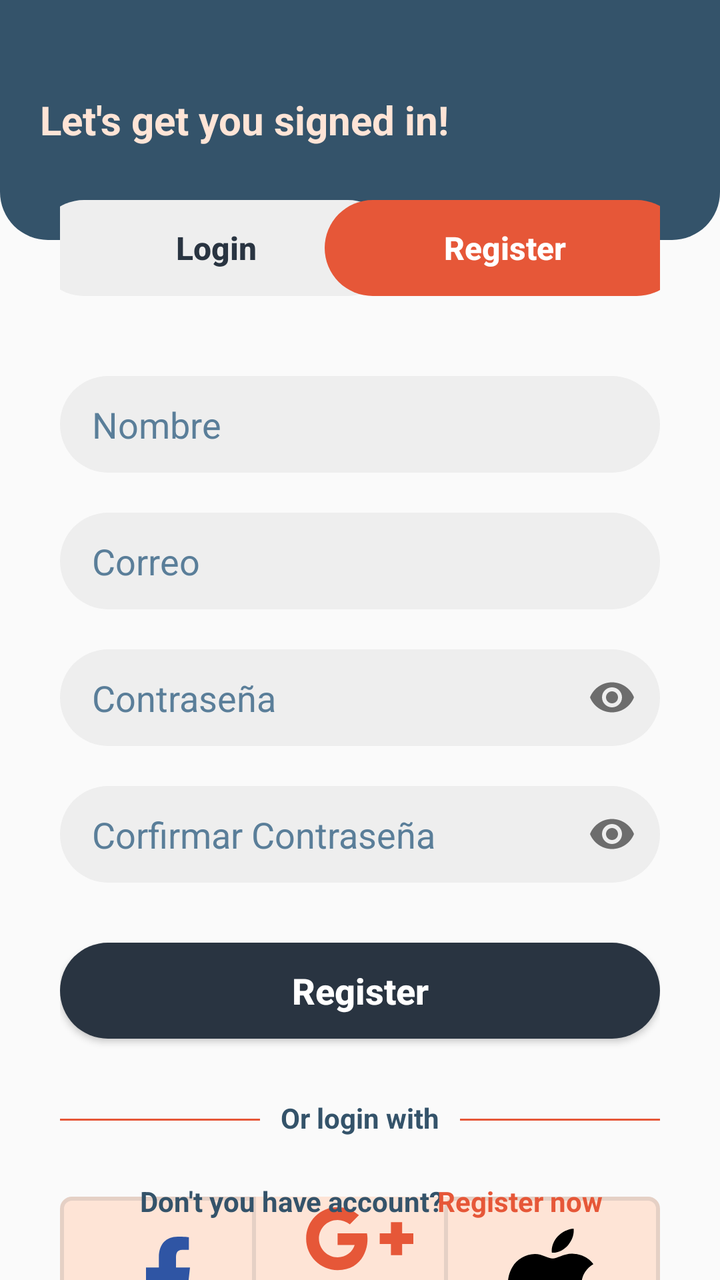
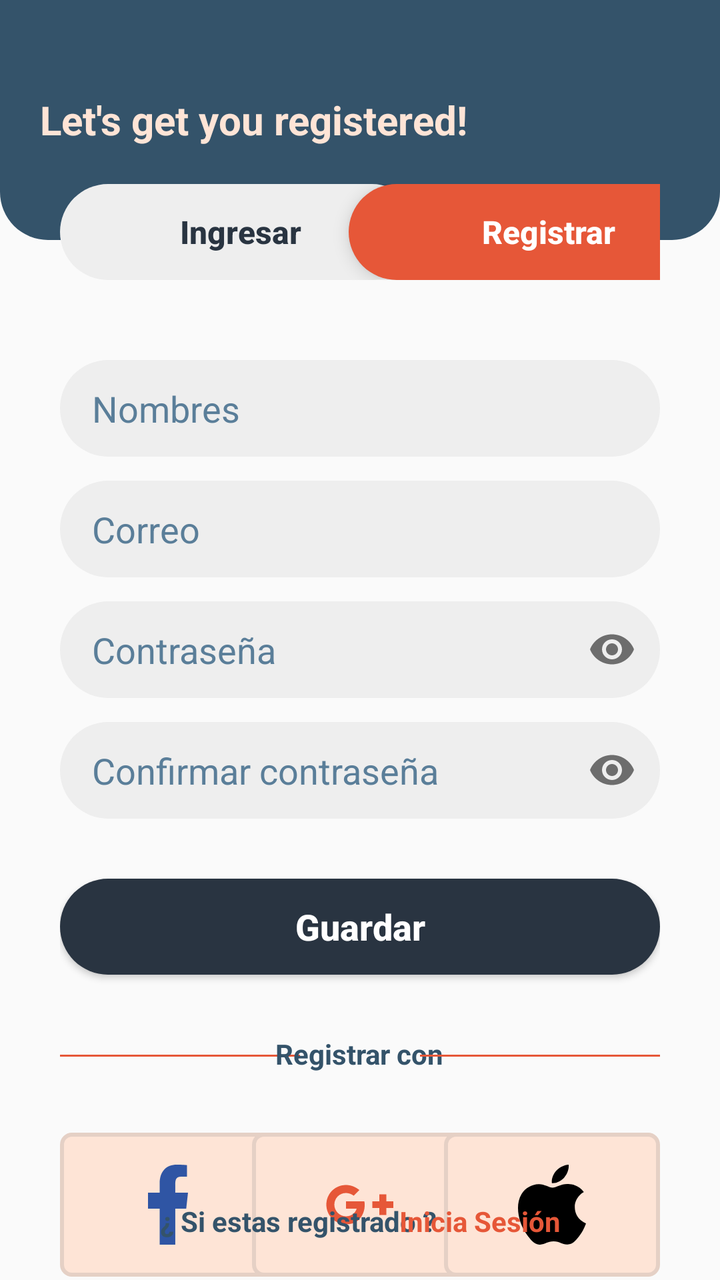

Two renders of the same Android screen: before a commit and after it. Below are the layout's source before the change and the commit's diff.
<!-- AndroidManifest.xml: application theme Theme.ApkCavoshCafe -->
<!-- res/layout/fragment_registrar.xml -->
<?xml version="1.0" encoding="utf-8"?>
<FrameLayout xmlns:android="http://schemas.android.com/apk/res/android"
    xmlns:app="http://schemas.android.com/apk/res-auto"
    xmlns:tools="http://schemas.android.com/tools"
    android:layout_width="match_parent"
    android:layout_height="match_parent"
    tools:context=".ui.Login">

    
    <FrameLayout
        android:layout_width="match_parent"
        android:layout_height="120dp"
        android:background="@drawable/sh_bg_header_police_blue">

        <TextView
            android:layout_width="wrap_content"
            android:layout_height="wrap_content"
            android:layout_gravity="center|start"
            android:layout_marginStart="20dp"
            android:text="Let's get you signed in!"
            android:textColor="@color/flesh"
            android:textSize="20sp"
            android:textStyle="bold" />

    </FrameLayout>


    <LinearLayout
        android:layout_width="match_parent"
        android:layout_height="match_parent"
        android:layout_marginHorizontal="30dp"
        android:layout_marginTop="100dp"
        android:orientation="vertical">

        <LinearLayout
            style="?android:attr/buttonBarStyle"
            android:layout_width="match_parent"
            android:layout_height="wrap_content"
            android:gravity="center"
            android:orientation="horizontal">

            <Button
                android:id="@+id/btnLogin"
                style="?android:attr/buttonBarButtonStyle"
                android:layout_width="180dp"
                android:layout_height="wrap_content"
                android:background="@drawable/sh_bg_btn_bright_gray"
                android:text="@string/login"
                android:textAllCaps="false"
                android:textColor="@color/gunmetal"
                android:textSize="16sp"
                android:textStyle="bold" />

            <Button
                android:id="@+id/btnRegistrar"
                style="?android:attr/buttonBarButtonStyle"
                android:layout_width="180dp"
                android:layout_height="wrap_content"
                android:layout_marginStart="-36dp"
                android:background="@drawable/sh_bg_btn_carmine_pink"
                android:text="@string/register"
                android:textAllCaps="false"
                android:textColor="@color/white"
                android:textSize="16sp"
                android:textStyle="bold" />
        </LinearLayout>

        <com.google.android.material.textfield.TextInputLayout
            android:id="@+id/tilNombre"
            android:layout_width="match_parent"
            android:layout_height="wrap_content"
            android:layout_marginTop="40dp"
            app:hintEnabled="false">

            <com.google.android.material.textfield.TextInputEditText
                android:layout_width="match_parent"
                android:layout_height="wrap_content"
                android:background="@drawable/se_bg_edt_police_blue"
                android:hint="@string/nombre"
                android:inputType="textPersonName"
                android:maxLength="35"
                android:paddingHorizontal="16dp"
                android:paddingVertical="12dp"
                android:textColorHint="@color/steel_teal" />
        </com.google.android.material.textfield.TextInputLayout>

        <com.google.android.material.textfield.TextInputLayout
            android:id="@+id/tilCorreo"
            android:layout_width="match_parent"
            android:layout_height="wrap_content"
            android:layout_marginTop="20dp"
            app:hintEnabled="false">

            <com.google.android.material.textfield.TextInputEditText
                android:layout_width="match_parent"
                android:layout_height="wrap_content"
                android:background="@drawable/se_bg_edt_police_blue"
                android:hint="@string/correo"
                android:inputType="textEmailAddress"
                android:maxLength="40"
                android:paddingHorizontal="16dp"
                android:paddingVertical="12dp"
                android:textColorHint="@color/steel_teal" />
        </com.google.android.material.textfield.TextInputLayout>


        <com.google.android.material.textfield.TextInputLayout
            android:id="@+id/tilPassword"
            android:layout_width="match_parent"
            android:layout_height="wrap_content"
            android:layout_marginTop="20dp"
            app:endIconMode="password_toggle"
            app:hintEnabled="false">

            <com.google.android.material.textfield.TextInputEditText
                android:layout_width="match_parent"
                android:layout_height="wrap_content"
                android:background="@drawable/se_bg_edt_police_blue"
                android:hint="@string/contrase_a"
                android:inputType="textPassword"
                android:paddingHorizontal="16dp"
                android:paddingVertical="12dp"
                android:textColorHint="@color/steel_teal" />
        </com.google.android.material.textfield.TextInputLayout>

        <com.google.android.material.textfield.TextInputLayout
            android:id="@+id/confirmPassword"
            android:layout_width="match_parent"
            android:layout_height="wrap_content"
            android:layout_marginTop="20dp"
            app:endIconMode="password_toggle"
            app:hintEnabled="false">

            <com.google.android.material.textfield.TextInputEditText
                android:layout_width="match_parent"
                android:layout_height="wrap_content"
                android:background="@drawable/se_bg_edt_police_blue"
                android:hint="@string/corfirmar_contrasena"
                android:inputType="textPassword"
                android:paddingHorizontal="16dp"
                android:paddingVertical="12dp"
                android:textColorHint="@color/steel_teal" />
        </com.google.android.material.textfield.TextInputLayout>



        <Button
            android:id="@+id/btnGuardar"
            android:layout_width="match_parent"
            android:layout_height="wrap_content"
            android:layout_gravity="bottom|center"
            android:layout_marginTop="30dp"
            android:background="@drawable/sh_bg_btn_gunmetal"
            android:text="@string/register"
            android:textAllCaps="false"
            android:textColor="@color/white"
            android:textSize="18sp"
            android:textStyle="bold" />

        <FrameLayout
            android:layout_width="match_parent"
            android:layout_height="wrap_content"
            android:layout_marginTop="30dp"
            android:orientation="horizontal">

            <View
                android:layout_width="100dp"
                android:layout_height="1dp"
                android:layout_marginTop="10dp"
                android:background="@color/carmine_pink" />

            <TextView
                android:layout_width="wrap_content"
                android:layout_height="wrap_content"
                android:layout_gravity="center"
                android:text="@string/or_login_with"
                android:textColor="@color/police_blue"
                android:textStyle="bold" />

            <View
                android:layout_width="100dp"
                android:layout_height="1dp"
                android:layout_gravity="end"
                android:layout_marginTop="10dp"
                android:background="@color/carmine_pink" />
        </FrameLayout>

        <FrameLayout
            android:layout_width="match_parent"
            android:layout_height="wrap_content"
            android:layout_marginTop="30dp">

            <ImageView
                android:layout_width="108dp"
                android:layout_height="84dp"
                android:background="@drawable/sh_bg_btn_flesh"
                android:contentDescription="contentDescription"
                android:padding="20dp"
                android:src="@drawable/ic_facebook" />

            <ImageView
                android:layout_width="108dp"
                android:layout_height="84dp"
                android:layout_gravity="center"
                android:background="@drawable/sh_bg_btn_flesh"
                android:contentDescription="contentDescription"
                android:padding="10dp"
                android:src="@drawable/ic_google_plus" />

            <ImageView
                android:layout_width="108dp"
                android:layout_height="84dp"
                android:layout_gravity="end"
                android:background="@drawable/sh_bg_btn_flesh"
                android:contentDescription="contentDescription"
                android:padding="16dp"
                android:src="@drawable/ic_apple" />

        </FrameLayout>

    </LinearLayout>

    <TextView
        android:layout_width="wrap_content"
        android:layout_height="wrap_content"
        android:layout_gravity="bottom"
        android:layout_marginStart="70dp"
        android:layout_marginBottom="30dp"
        android:text="Don't you have account?"
        android:textColor="@color/police_blue"
        android:textStyle="bold" />
    <TextView
        android:id="@+id/tv_register"
        android:layout_width="wrap_content"
        android:layout_height="wrap_content"
        android:layout_gravity="bottom|center"
        android:clickable="true"
        android:focusable="true"
        android:layout_marginStart="80dp"
        android:layout_marginBottom="30dp"
        android:text="Register now"
        android:textColor="@color/carmine_pink"
        android:textStyle="bold" />

</FrameLayout>
<!-- resources referenced by this layout -->
<resources>
  <color name="carmine_pink">#E65738</color>
  <color name="flesh">#FEE4D6</color>
  <color name="gunmetal">#293441</color>
  <color name="police_blue">#34536A</color>
  <color name="steel_teal">#5A7E99</color>
  <color name="white">#FFFFFFFF</color>
  <!-- drawable ic_facebook (drawable) -->
  <vector xmlns:android="http://schemas.android.com/apk/res/android"
      android:width="24dp"
      android:height="24dp"
      android:viewportWidth="20"
      android:viewportHeight="20">
  
      <path
          android:fillColor="#2f55a4"
          android:pathData="M11.821,20L11.821,11L14.554,11L15,7L11.821,7L11.821,5.052C11.821,4.022 11.848,3 13.287,3L14.745,3L14.745,0.14C14.745,0.097 13.492,0 12.226,0C9.58,0 7.923,1.657 7.923,4.7L7.923,7L5,7L5,11L7.923,11L7.923,20L11.821,20Z"
         />
  
  </vector>
  <!-- drawable ic_google_plus (drawable) -->
  <vector xmlns:android="http://schemas.android.com/apk/res/android"
      android:width="24dp"
      android:height="24dp"
      android:viewportWidth="24"
      android:viewportHeight="24">
    <path
        android:pathData="M7.8,17.9c-3.2,0 -5.9,-2.6 -5.9,-5.9s2.6,-5.9 5.9,-5.9c1.5,0 2.9,0.6 4,1.5l-1.7,1.7C9.4,8.8 8.6,8.5 7.8,8.5c-2,0 -3.5,1.6 -3.5,3.5s1.6,3.5 3.5,3.5c1.6,0 2.8,-1 3.2,-2.3H7.8V11h5.5C13.8,13.3 12.7,17.9 7.8,17.9zM19.9,13v2.1h-2.1V13h-2.1v-2h2.1V8.9h2.1V11H22v2H19.9z"
        android:fillColor="@color/carmine_pink"/>
  </vector>
  <!-- drawable sh_bg_btn_bright_gray (drawable) -->
  <?xml version="1.0" encoding="utf-8"?>
  <shape xmlns:android="http://schemas.android.com/apk/res/android">
  <corners android:radius="48dp" />
      <solid android:color="@color/bright_gray"/>
  </shape>
  <!-- drawable sh_bg_btn_carmine_pink (drawable) -->
  <?xml version="1.0" encoding="utf-8"?>
  <shape xmlns:android="http://schemas.android.com/apk/res/android">
  <corners android:radius="48dp" />
      <solid android:color="@color/carmine_pink"/>
  </shape>
  <!-- drawable sh_bg_btn_flesh (drawable) -->
  <?xml version="1.0" encoding="utf-8"?>
  <shape xmlns:android="http://schemas.android.com/apk/res/android">
  <corners android:radius="5dp" />
      <solid android:color="@color/flesh"/>
      <stroke android:width="2dp" android:color="@color/dust_storm"/>
  </shape>
  <!-- drawable sh_bg_btn_gunmetal (drawable) -->
  <?xml version="1.0" encoding="utf-8"?>
  <shape xmlns:android="http://schemas.android.com/apk/res/android">
  <corners android:radius="25dp"/>
      <solid android:color="@color/gunmetal"/>
  </shape>
  <!-- drawable sh_bg_header_police_blue (drawable) -->
  <?xml version="1.0" encoding="utf-8"?>
  <shape xmlns:android="http://schemas.android.com/apk/res/android">
  <corners android:bottomLeftRadius="24dp"
      android:bottomRightRadius="24dp"/>
      <solid android:color="@color/police_blue"/>
  </shape>
  <string name="contrase_a">Contraseña</string>
  <string name="corfirmar_contrasena">Corfirmar Contraseña</string>
  <string name="correo">Correo</string>
  <string name="login">Login</string>
  <string name="nombre">Nombre</string>
  <string name="or_login_with">Or login with</string>
  <string name="register">Register</string>
  <style name="Theme.ApkCavoshCafe" parent="Theme.MaterialComponents.DayNight.NoActionBar.Bridge">
          
          <item name="colorPrimary">@color/purple_500</item>
          <item name="colorPrimaryVariant">@color/purple_700</item>
          <item name="colorOnPrimary">@color/white</item>
          
          <item name="colorSecondary">@color/teal_200</item>
          <item name="colorSecondaryVariant">@color/teal_700</item>
          <item name="colorOnSecondary">@color/black</item>
          
          <item name="android:statusBarColor">?attr/colorPrimaryVariant</item>
          
      </style>
  <color name="bright_gray">#EEEEEE</color>
  <color name="dust_storm">#E5D0C5</color>
  <color name="purple_500">#FF6200EE</color>
  <color name="purple_700">#FF3700B3</color>
  <color name="teal_200">#FF03DAC5</color>
  <color name="teal_700">#FF018786</color>
  <color name="black">#FF000000</color>
  <!-- unchanged entries left out for length: 2 -->
</resources>

<!-- the commit's change to res/layout/fragment_registrar.xml (unified diff, before → after) -->
@@ -1,51 +1,49 @@
 <?xml version="1.0" encoding="utf-8"?>
-<FrameLayout xmlns:android="http://schemas.android.com/apk/res/android"
+<FrameLayout
+    xmlns:android="http://schemas.android.com/apk/res/android"
+    xmlns:tools="http://schemas.android.com/tools"
     xmlns:app="http://schemas.android.com/apk/res-auto"
-    xmlns:tools="http://schemas.android.com/tools"
     android:layout_width="match_parent"
     android:layout_height="match_parent"
-    tools:context=".ui.Login">
-
-    
+    tools:context=".ui.Registrar">
+
     <FrameLayout
         android:layout_width="match_parent"
         android:layout_height="120dp"
-        android:background="@drawable/sh_bg_header_police_blue">
+        android:background="@drawable/sh_bg_header_police_blue" >
 
         <TextView
             android:layout_width="wrap_content"
             android:layout_height="wrap_content"
             android:layout_gravity="center|start"
             android:layout_marginStart="20dp"
-            android:text="Let's get you signed in!"
+            android:text="Let's get you registered!"
             android:textColor="@color/flesh"
             android:textSize="20sp"
             android:textStyle="bold" />
 
     </FrameLayout>
 
-
     <LinearLayout
         android:layout_width="match_parent"
-        android:layout_height="match_parent"
+        android:layout_height="wrap_content"
         android:layout_marginHorizontal="30dp"
-        android:layout_marginTop="100dp"
-        android:orientation="vertical">
+        android:layout_marginTop="92dp"
+        android:orientation="vertical" >
 
         <LinearLayout
             style="?android:attr/buttonBarStyle"
             android:layout_width="match_parent"
             android:layout_height="wrap_content"
-            android:gravity="center"
             android:orientation="horizontal">
 
             <Button
-                android:id="@+id/btnLogin"
+                android:id="@+id/btnIngresar"
                 style="?android:attr/buttonBarButtonStyle"
                 android:layout_width="180dp"
                 android:layout_height="wrap_content"
                 android:background="@drawable/sh_bg_btn_bright_gray"
-                android:text="@string/login"
+                android:text="@string/ingresar"
                 android:textAllCaps="false"
                 android:textColor="@color/gunmetal"
                 android:textSize="16sp"
@@ -54,61 +52,64 @@
             <Button
                 android:id="@+id/btnRegistrar"
                 style="?android:attr/buttonBarButtonStyle"
-                android:layout_width="180dp"
+                android:layout_width="200dp"
                 android:layout_height="wrap_content"
                 android:layout_marginStart="-36dp"
                 android:background="@drawable/sh_bg_btn_carmine_pink"
-                android:text="@string/register"
+                android:text="@string/registrar"
                 android:textAllCaps="false"
                 android:textColor="@color/white"
                 android:textSize="16sp"
-                android:textStyle="bold" />
+                android:textStyle="bold"
+                android:translationZ="5dp"/>
+
         </LinearLayout>
 
         <com.google.android.material.textfield.TextInputLayout
-            android:id="@+id/tilNombre"
+            android:id="@+id/tilNombres"
             android:layout_width="match_parent"
             android:layout_height="wrap_content"
             android:layout_marginTop="40dp"
-            app:hintEnabled="false">
-
-            <com.google.android.material.textfield.TextInputEditText
-                android:layout_width="match_parent"
-                android:layout_height="wrap_content"
-                android:background="@drawable/se_bg_edt_police_blue"
-                android:hint="@string/nombre"
+            app:endIconMode="clear_text"
+            app:hintEnabled="false" >
+
+            <com.google.android.material.textfield.TextInputEditText
+                android:layout_width="match_parent"
+                android:layout_height="wrap_content"
+                android:background="@drawable/se_bg_edt_police_blue"
                 android:inputType="textPersonName"
-                android:maxLength="35"
-                android:paddingHorizontal="16dp"
-                android:paddingVertical="12dp"
-                android:textColorHint="@color/steel_teal" />
+                android:paddingHorizontal="16dp"
+                android:paddingVertical="12dp"
+                android:textColorHint="@color/steel_teal"
+                android:hint="Nombres" />
+
         </com.google.android.material.textfield.TextInputLayout>
 
         <com.google.android.material.textfield.TextInputLayout
             android:id="@+id/tilCorreo"
             android:layout_width="match_parent"
             android:layout_height="wrap_content"
-            android:layout_marginTop="20dp"
-            app:hintEnabled="false">
-
-            <com.google.android.material.textfield.TextInputEditText
-                android:layout_width="match_parent"
-                android:layout_height="wrap_content"
-                android:background="@drawable/se_bg_edt_police_blue"
-                android:hint="@string/correo"
+            android:layout_marginTop="12dp"
+            app:endIconMode="clear_text"
+            app:hintEnabled="false" >
+
+            <com.google.android.material.textfield.TextInputEditText
+                android:layout_width="match_parent"
+                android:layout_height="wrap_content"
+                android:background="@drawable/se_bg_edt_police_blue"
                 android:inputType="textEmailAddress"
-                android:maxLength="40"
-                android:paddingHorizontal="16dp"
-                android:paddingVertical="12dp"
-                android:textColorHint="@color/steel_teal" />
-        </com.google.android.material.textfield.TextInputLayout>
-
-
-        <com.google.android.material.textfield.TextInputLayout
-            android:id="@+id/tilPassword"
-            android:layout_width="match_parent"
-            android:layout_height="wrap_content"
-            android:layout_marginTop="20dp"
+                android:paddingHorizontal="16dp"
+                android:paddingVertical="12dp"
+                android:textColorHint="@color/steel_teal"
+                android:hint="@string/correo" />
+
+        </com.google.android.material.textfield.TextInputLayout>
+
+        <com.google.android.material.textfield.TextInputLayout
+            android:id="@+id/tilPasswordd"
+            android:layout_width="match_parent"
+            android:layout_height="wrap_content"
+            android:layout_marginTop="12dp"
             app:endIconMode="password_toggle"
             app:hintEnabled="false">
 
@@ -116,18 +117,19 @@
                 android:layout_width="match_parent"
                 android:layout_height="wrap_content"
                 android:background="@drawable/se_bg_edt_police_blue"
-                android:hint="@string/contrase_a"
                 android:inputType="textPassword"
                 android:paddingHorizontal="16dp"
                 android:paddingVertical="12dp"
-                android:textColorHint="@color/steel_teal" />
-        </com.google.android.material.textfield.TextInputLayout>
-
-        <com.google.android.material.textfield.TextInputLayout
-            android:id="@+id/confirmPassword"
-            android:layout_width="match_parent"
-            android:layout_height="wrap_content"
-            android:layout_marginTop="20dp"
+                android:textColorHint="@color/steel_teal"
+                android:hint="@string/passwordd" />
+
+        </com.google.android.material.textfield.TextInputLayout>
+
+        <com.google.android.material.textfield.TextInputLayout
+            android:id="@+id/tilPassworddConfirmar"
+            android:layout_width="match_parent"
+            android:layout_height="wrap_content"
+            android:layout_marginTop="12dp"
             app:endIconMode="password_toggle"
             app:hintEnabled="false">
 
@@ -135,14 +137,13 @@
                 android:layout_width="match_parent"
                 android:layout_height="wrap_content"
                 android:background="@drawable/se_bg_edt_police_blue"
-                android:hint="@string/corfirmar_contrasena"
                 android:inputType="textPassword"
                 android:paddingHorizontal="16dp"
                 android:paddingVertical="12dp"
-                android:textColorHint="@color/steel_teal" />
-        </com.google.android.material.textfield.TextInputLayout>
-
-
+                android:textColorHint="@color/steel_teal"
+                android:hint="@string/confirmar_passwordd" />
+
+        </com.google.android.material.textfield.TextInputLayout>
 
         <Button
             android:id="@+id/btnGuardar"
@@ -151,7 +152,7 @@
             android:layout_gravity="bottom|center"
             android:layout_marginTop="30dp"
             android:background="@drawable/sh_bg_btn_gunmetal"
-            android:text="@string/register"
+            android:text="@string/guardar"
             android:textAllCaps="false"
             android:textColor="@color/white"
             android:textSize="18sp"
@@ -164,25 +165,26 @@
             android:orientation="horizontal">
 
             <View
-                android:layout_width="100dp"
+                android:layout_width="120dp"
                 android:layout_height="1dp"
                 android:layout_marginTop="10dp"
-                android:background="@color/carmine_pink" />
+                android:background="@color/carmine_pink"/>
 
             <TextView
                 android:layout_width="wrap_content"
                 android:layout_height="wrap_content"
                 android:layout_gravity="center"
-                android:text="@string/or_login_with"
+                android:text="Registrar con"
                 android:textColor="@color/police_blue"
-                android:textStyle="bold" />
+                android:textStyle="bold"/>
 
             <View
-                android:layout_width="100dp"
+                android:layout_width="120dp"
                 android:layout_height="1dp"
+                android:layout_marginTop="10dp"
                 android:layout_gravity="end"
-                android:layout_marginTop="10dp"
-                android:background="@color/carmine_pink" />
+                android:background="@color/carmine_pink"/>
+
         </FrameLayout>
 
         <FrameLayout
@@ -191,30 +193,33 @@
             android:layout_marginTop="30dp">
 
             <ImageView
+                android:id="@+id/ivFacebook"
                 android:layout_width="108dp"
-                android:layout_height="84dp"
+                android:layout_height="72dp"
                 android:background="@drawable/sh_bg_btn_flesh"
-                android:contentDescription="contentDescription"
-                android:padding="20dp"
-                android:src="@drawable/ic_facebook" />
+                android:contentDescription="@string/content_description"
+                android:padding="16dp"
+                android:src="@drawable/ic_facebook"/>
 
             <ImageView
+                android:id="@+id/ivGoogle"
                 android:layout_width="108dp"
-                android:layout_height="84dp"
+                android:layout_height="72dp"
                 android:layout_gravity="center"
                 android:background="@drawable/sh_bg_btn_flesh"
-                android:contentDescription="contentDescription"
-                android:padding="10dp"
-                android:src="@drawable/ic_google_plus" />
+                android:contentDescription="@string/content_description"
+                android:padding="16dp"
+                android:src="@drawable/ic_google_plus"/>
 
             <ImageView
+                android:id="@+id/ivApple"
                 android:layout_width="108dp"
-                android:layout_height="84dp"
+                android:layout_height="72dp"
                 android:layout_gravity="end"
                 android:background="@drawable/sh_bg_btn_flesh"
-                android:contentDescription="contentDescription"
+                android:contentDescription="@string/content_description"
                 android:padding="16dp"
-                android:src="@drawable/ic_apple" />
+                android:src="@drawable/ic_apple"/>
 
         </FrameLayout>
 
@@ -224,22 +229,23 @@
         android:layout_width="wrap_content"
         android:layout_height="wrap_content"
         android:layout_gravity="bottom"
-        android:layout_marginStart="70dp"
-        android:layout_marginBottom="30dp"
-        android:text="Don't you have account?"
+        android:layout_marginStart="80dp"
+        android:layout_marginBottom="20dp"
+        android:text="¿ Si estas registrado ?"
         android:textColor="@color/police_blue"
-        android:textStyle="bold" />
+        android:textStyle="bold"/>
+
     <TextView
-        android:id="@+id/tv_register"
+        android:id="@+id/tvLogin"
         android:layout_width="wrap_content"
         android:layout_height="wrap_content"
         android:layout_gravity="bottom|center"
+        android:layout_marginStart="60dp"
+        android:layout_marginBottom="20dp"
         android:clickable="true"
         android:focusable="true"
-        android:layout_marginStart="80dp"
-        android:layout_marginBottom="30dp"
-        android:text="Register now"
+        android:text="Inicia Sesión"
         android:textColor="@color/carmine_pink"
-        android:textStyle="bold" />
+        android:textStyle="bold"/>
 
 </FrameLayout>
<!-- resource entries referenced after the edit -->
@@ -61,13 +61,13 @@
       android:bottomRightRadius="24dp"/>
       <solid android:color="@color/police_blue"/>
   </shape>
-  <string name="contrase_a">Contraseña</string>
-  <string name="corfirmar_contrasena">Corfirmar Contraseña</string>
+  <string name="confirmar_passwordd">Confirmar contraseña</string>
+  <string name="content_description">contentDescription</string>
   <string name="correo">Correo</string>
-  <string name="login">Login</string>
-  <string name="nombre">Nombre</string>
-  <string name="or_login_with">Or login with</string>
-  <string name="register">Register</string>
+  <string name="guardar">Guardar</string>
+  <string name="ingresar">Ingresar</string>
+  <string name="passwordd">Contraseña</string>
+  <string name="registrar">Registrar</string>
   <style name="Theme.ApkCavoshCafe" parent="Theme.MaterialComponents.DayNight.NoActionBar.Bridge">
           
           <item name="colorPrimary">@color/purple_500</item>
